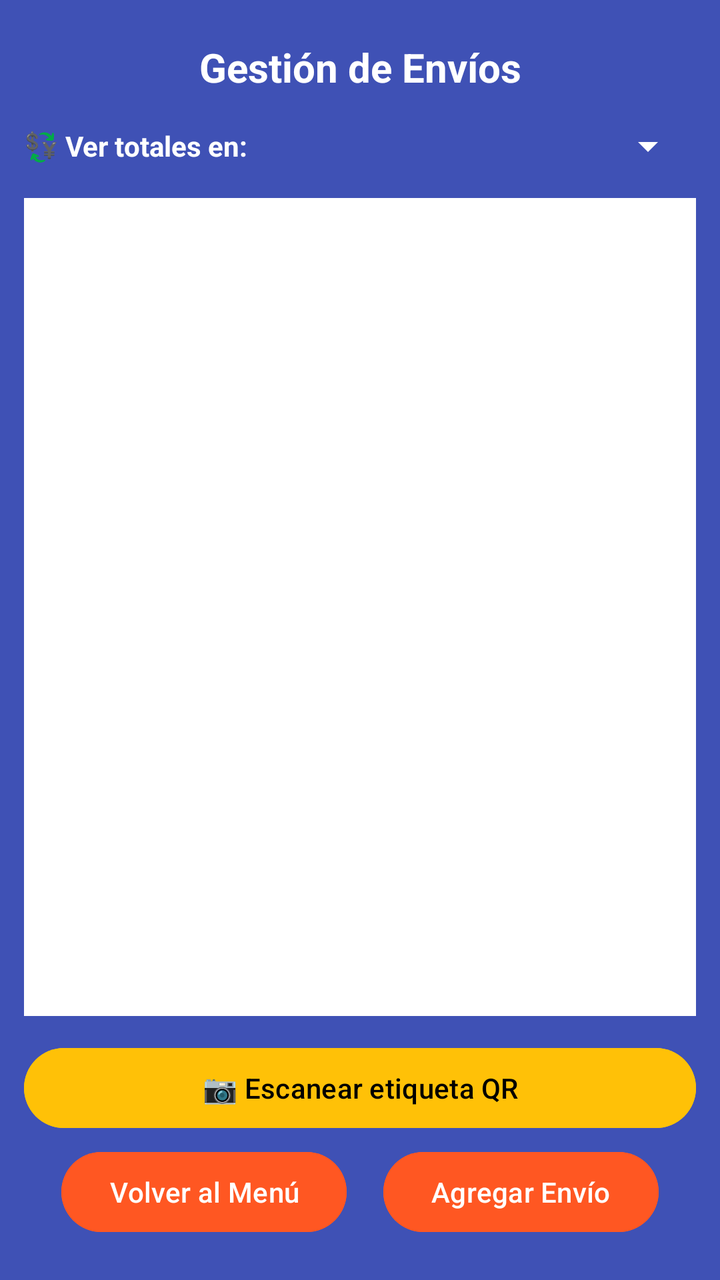
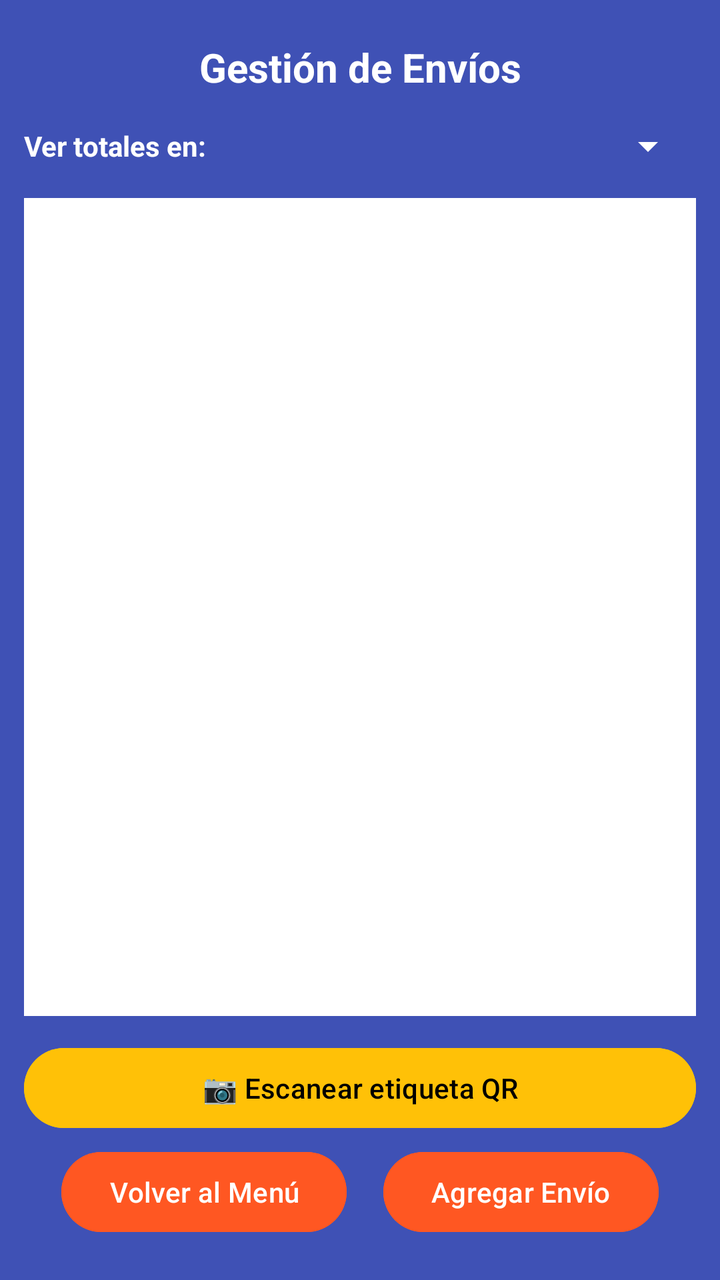

Screens rendered from an Android XML layout before and after an edit, with the pre-edit source and the edit as a unified diff.
<!-- AndroidManifest.xml: application theme Theme.BoxFly -->
<!-- res/layout/activity_envios.xml -->
<?xml version="1.0" encoding="utf-8"?>
<androidx.constraintlayout.widget.ConstraintLayout xmlns:android="http://schemas.android.com/apk/res/android"
    xmlns:app="http://schemas.android.com/apk/res-auto"
    xmlns:tools="http://schemas.android.com/tools"
    android:id="@+id/main"
    android:layout_width="match_parent"
    android:layout_height="match_parent"
    android:background="#3F51B5"
    android:padding="12dp"
    tools:context=".GestorEnvios">

    <TextView
        android:id="@+id/lblGestionEnvios"
        android:layout_width="wrap_content"
        android:layout_height="wrap_content"
        android:layout_marginTop="8dp"
        android:text="Gestión de Envíos"
        android:textColor="#FFFFFF"
        android:textSize="20sp"
        android:textStyle="bold"
        app:layout_constraintEnd_toEndOf="parent"
        app:layout_constraintStart_toStartOf="parent"
        app:layout_constraintTop_toTopOf="parent" />

    <LinearLayout
        android:id="@+id/layoutMonedaGlobalEnvios"
        android:layout_width="0dp"
        android:layout_height="wrap_content"
        android:layout_marginTop="6dp"
        android:gravity="center_vertical"
        android:orientation="horizontal"
        app:layout_constraintEnd_toEndOf="parent"
        app:layout_constraintStart_toStartOf="parent"
        app:layout_constraintTop_toBottomOf="@+id/lblGestionEnvios">

        <TextView
            android:layout_width="wrap_content"
            android:layout_height="wrap_content"
            android:text="💱 Ver totales en: "
            android:textColor="#FFFFFF"
            android:textSize="14sp"
            android:textStyle="bold" />

        <Spinner
            android:id="@+id/spnMonedaGlobalEnvio"
            android:layout_width="0dp"
            android:layout_height="40dp"
            android:layout_weight="1"
            android:backgroundTint="#FFFFFF"
            android:theme="@style/ThemeOverlay.AppCompat.Dark" />
    </LinearLayout>

    <androidx.recyclerview.widget.RecyclerView
        android:id="@+id/rvEnvios"
        android:layout_width="0dp"
        android:layout_height="0dp"
        android:layout_marginTop="6dp"
        android:layout_marginBottom="12dp"
        android:background="#FFFFFF"
        app:layout_constraintBottom_toTopOf="@+id/btnEscanearQr"
        app:layout_constraintEnd_toEndOf="parent"
        app:layout_constraintStart_toStartOf="parent"
        app:layout_constraintTop_toBottomOf="@+id/layoutMonedaGlobalEnvios" />

    <Button
        android:id="@+id/btnEscanearQr"
        android:layout_width="0dp"
        android:layout_height="wrap_content"
        android:layout_marginBottom="4dp"
        android:backgroundTint="#FFC107"
        android:text="📷 Escanear etiqueta QR"
        android:textColor="#000000"
        app:layout_constraintBottom_toTopOf="@+id/btnAgregarEnvio"
        app:layout_constraintEnd_toEndOf="parent"
        app:layout_constraintStart_toStartOf="parent" />

    <Button
        android:id="@+id/btnAgregarEnvio"
        android:layout_width="wrap_content"
        android:layout_height="wrap_content"
        android:layout_marginBottom="8dp"
        android:backgroundTint="#FF5722"
        android:text="Agregar Envío"
        app:layout_constraintBottom_toBottomOf="parent"
        app:layout_constraintEnd_toEndOf="parent"
        app:layout_constraintStart_toEndOf="@+id/btnVolver" />

    <Button
        android:id="@+id/btnVolver"
        android:layout_width="wrap_content"
        android:layout_height="wrap_content"
        android:layout_marginBottom="8dp"
        android:backgroundTint="#FF5722"
        android:text="Volver al Menú"
        app:layout_constraintBottom_toBottomOf="parent"
        app:layout_constraintEnd_toStartOf="@+id/btnAgregarEnvio"
        app:layout_constraintStart_toStartOf="parent" />

</androidx.constraintlayout.widget.ConstraintLayout>
<!-- resources referenced by this layout -->
<resources>
  <style name="Theme.BoxFly" parent="Base.Theme.BoxFly" />
  <style name="Base.Theme.BoxFly" parent="Theme.Material3.DayNight.NoActionBar">
          
          
      </style>
</resources>

<!-- the commit's change to res/layout/activity_envios.xml (unified diff, before → after) -->
@@ -36,7 +36,7 @@
         <TextView
             android:layout_width="wrap_content"
             android:layout_height="wrap_content"
-            android:text="💱 Ver totales en: "
+            android:text="Ver totales en: "
             android:textColor="#FFFFFF"
             android:textSize="14sp"
             android:textStyle="bold" />
